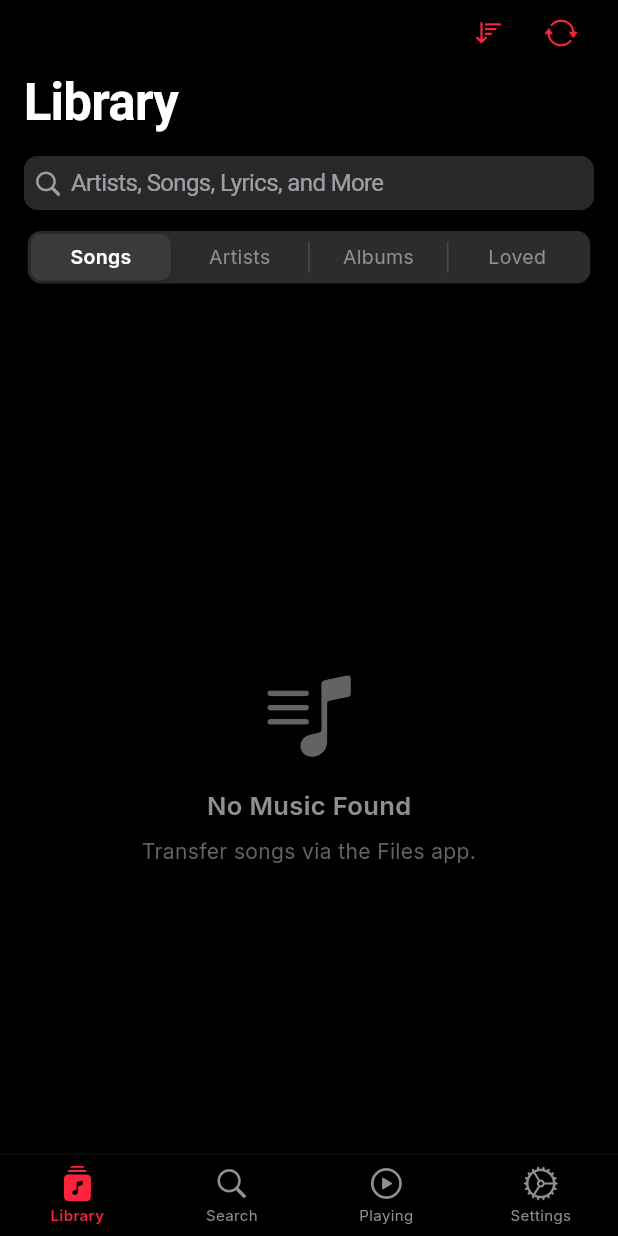
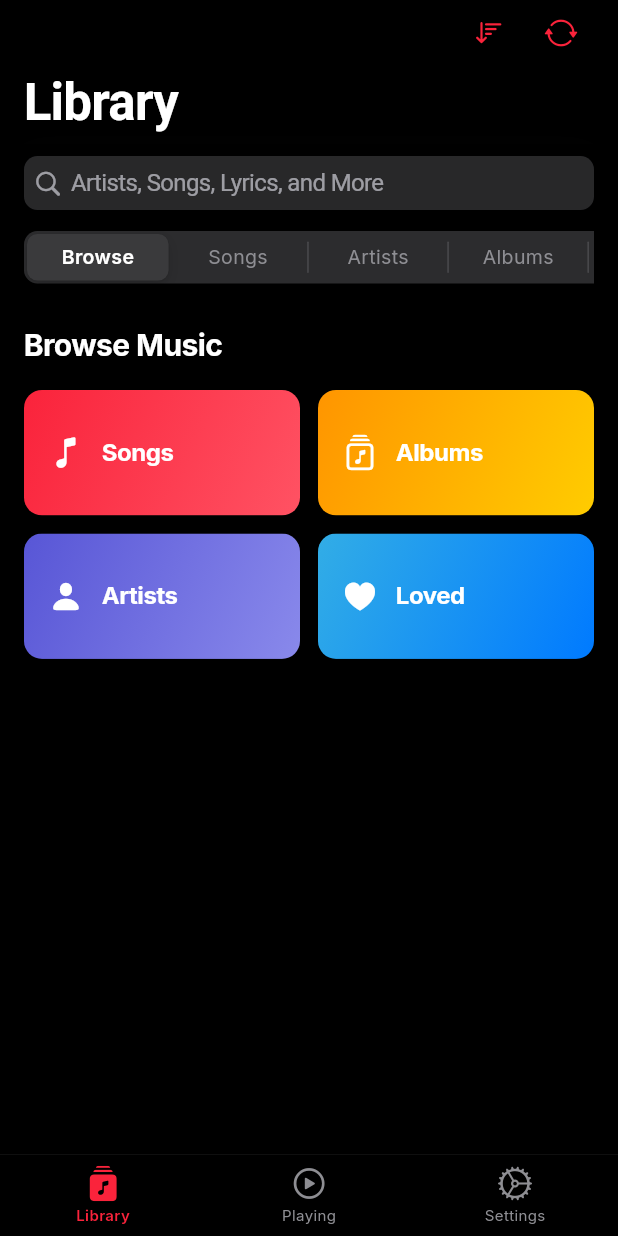
Before and after one commit to eduardojrdeveloper-git/LuminaPro, a Flutter app: the screen it shows after launch, on a phone screen of 412 x 824 dp. Run offline on Flutter 3.47's test engine with Material 3 defaults, Android fonts, the phone set to English and light mode, and no system bars; our stand-ins replace google_fonts, share_plus; missing offline and left inert: dart:ffi, metadata_god; project files that could hold a hidden picture were left out.

Commit message:
Fix:Ui/Ux improvment

```diff
--- a/lib/main.dart
+++ b/lib/main.dart
@@ -5,7 +5,6 @@ import 'package:google_fonts/google_fonts.dart';
 import 'ui/library_screen.dart';
 import 'ui/player_screen.dart';
 import 'ui/settings_screen.dart';
-import 'ui/search_screen.dart';
 import 'services/player_service.dart';
 import 'services/library_service.dart';
 
@@ -121,8 +120,7 @@ class MainNavigationState extends State<MainNavigation> with TickerProviderState
   void setIndex(int index) => setState(() => _currentIndex = index);
 
   final List<Widget> _screens = [
-    LibraryScreen(),
-    const SearchScreen(),
+    const LibraryScreen(),
     const PlayerScreen(),
     const SettingsScreen(),
   ];
@@ -130,7 +128,6 @@ class MainNavigationState extends State<MainNavigation> with TickerProviderState
   @override
   Widget build(BuildContext context) {
     final isDark = Theme.of(context).brightness == Brightness.dark;
-    final isPlayer = _currentIndex == 2;
 
     return Scaffold(
       extendBody: true, // Allow body to flow behind bottom bar
@@ -143,7 +140,7 @@ class MainNavigationState extends State<MainNavigation> with TickerProviderState
     return Column(
       mainAxisSize: MainAxisSize.min,
       children: [
-        _MiniPlayer(onTap: () => setState(() => _currentIndex = 2)),
+        _MiniPlayer(onTap: () => setState(() => _currentIndex = 1)),
         ClipRect(
           child: BackdropFilter(
             filter: ImageFilter.blur(sigmaX: 50, sigmaY: 50),
@@ -166,9 +163,8 @@ class MainNavigationState extends State<MainNavigation> with TickerProviderState
                   child: Row(
                     children: [
                       _TabItem(index: 0, current: _currentIndex, icon: CupertinoIcons.music_albums, activeIcon: CupertinoIcons.music_albums_fill, label: 'Library', onTap: () => setIndex(0), isDark: isDark),
-                      _TabItem(index: 1, current: _currentIndex, icon: CupertinoIcons.search, activeIcon: CupertinoIcons.search, label: 'Search', onTap: () => setIndex(1), isDark: isDark),
-                      _TabItem(index: 2, current: _currentIndex, icon: CupertinoIcons.play_circle, activeIcon: CupertinoIcons.play_circle_fill, label: 'Playing', onTap: () => setIndex(2), isDark: isDark),
-                      _TabItem(index: 3, current: _currentIndex, icon: CupertinoIcons.settings, activeIcon: CupertinoIcons.settings_solid, label: 'Settings', onTap: () => setIndex(3), isDark: isDark),
+                      _TabItem(index: 1, current: _currentIndex, icon: CupertinoIcons.play_circle, activeIcon: CupertinoIcons.play_circle_fill, label: 'Playing', onTap: () => setIndex(1), isDark: isDark),
+                      _TabItem(index: 2, current: _currentIndex, icon: CupertinoIcons.settings, activeIcon: CupertinoIcons.settings_solid, label: 'Settings', onTap: () => setIndex(2), isDark: isDark),
                     ],
                   ),
                 ),
--- a/lib/services/player_service.dart
+++ b/lib/services/player_service.dart
@@ -1,6 +1,7 @@
 import 'dart:async';
 import 'dart:convert';
 import 'dart:io';
+import 'dart:math';
 import 'package:flutter/foundation.dart';
 import 'package:flutter/services.dart';
 import 'package:path_provider/path_provider.dart';
@@ -307,3 +308,7 @@ class PlayerService {
     _playingController.close();
   }
 }
+ntroller.close();
+    _playingController.close();
+  }
+}
--- a/lib/ui/library_screen.dart
+++ b/lib/ui/library_screen.dart
@@ -28,7 +28,8 @@ class LibraryScreenState extends State<LibraryScreen>
   @override
   void initState() {
     super.initState();
-    _tabController = TabController(length: 4, vsync: this);
+    // 5 tabs: Categories, Songs, Artists, Albums, Loved
+    _tabController = TabController(length: 5, vsync: this);
     _tabController.addListener(() => setState(() {}));
     _refreshLibrary();
     _searchCtrl.addListener(_applyFilter);
@@ -207,10 +208,11 @@ class LibraryScreenState extends State<LibraryScreen>
                         thumbColor: isDark ? LuminaColors.bg3 : Colors.white,
                         backgroundColor: isDark ? LuminaColors.bg2 : LuminaColors.lightBg2,
                         children: {
-                          0: _segLabel('Songs', _tabController.index == 0, isDark),
-                          1: _segLabel('Artists', _tabController.index == 1, isDark),
-                          2: _segLabel('Albums', _tabController.index == 2, isDark),
-                          3: _segLabel('Loved', _tabController.index == 3, isDark),
+                          0: _segLabel('Browse', _tabController.index == 0, isDark),
+                          1: _segLabel('Songs', _tabController.index == 1, isDark),
+                          2: _segLabel('Artists', _tabController.index == 2, isDark),
+                          3: _segLabel('Albums', _tabController.index == 3, isDark),
+                          4: _segLabel('Loved', _tabController.index == 4, isDark),
                         },
                         onValueChanged: (v) {
                           if (v != null) setState(() => _tabController.index = v);
@@ -232,6 +234,7 @@ class LibraryScreenState extends State<LibraryScreen>
                   child: TabBarView(
                     controller: _tabController,
                     children: [
+                      _buildCategories(isDark),
                       _buildSongsList(filterLoved: false),
                       _buildGroupedList(groupBy: (s) => s.artist, icon: CupertinoIcons.person_fill),
                       _buildAlbumsView(),
@@ -258,6 +261,37 @@ class LibraryScreenState extends State<LibraryScreen>
     );
   }
 
+  Widget _buildCategories(bool isDark) {
+    return SingleChildScrollView(
+      padding: const EdgeInsets.fromLTRB(16, 16, 16, 130),
+      child: Column(
+        crossAxisAlignment: CrossAxisAlignment.start,
+        children: [
+          const Text('Browse Music', style: TextStyle(fontSize: 20, fontWeight: FontWeight.w700, letterSpacing: -0.4)),
+          const SizedBox(height: 16),
+          GridView.count(
+            crossAxisCount: 2,
+            crossAxisSpacing: 12,
+            mainAxisSpacing: 12,
+            childAspectRatio: 2.2,
+            shrinkWrap: true,
+            physics: const NeverScrollableScrollPhysics(),
+            children: [
+              _CategoryCard(label: 'Songs', icon: CupertinoIcons.music_note, gradient: [const Color(0xFFFA233B), const Color(0xFFFF5263)], onTap: () => switchTab(1)),
+              _CategoryCard(label: 'Albums', icon: CupertinoIcons.music_albums, gradient: [const Color(0xFFFF9500), const Color(0xFFFFCC00)], onTap: () => switchTab(3)),
+              _CategoryCard(label: 'Artists', icon: CupertinoIcons.person_fill, gradient: [const Color(0xFF5856D6), const Color(0xFF8989EB)], onTap: () => switchTab(2)),
+              _CategoryCard(label: 'Loved', icon: CupertinoIcons.heart_fill, gradient: [const Color(0xFF32ADE6), const Color(0xFF007AFF)], onTap: () => switchTab(4)),
+            ],
+          ),
+          if (_allSongs.isNotEmpty) ...[
+            const Padding(padding: EdgeInsets.fromLTRB(0, 32, 0, 16), child: Text('Recently Added', style: TextStyle(fontSize: 20, fontWeight: FontWeight.w700, letterSpacing: -0.4))),
+            _RecentList(songs: _allSongs.take(6).toList(), isDark: isDark),
+          ],
+        ],
+      ),
+    );
+  }
+
   Widget _buildSongsList({required bool filterLoved}) {
     final ps = PlayerService();
     return ValueListenableBuilder<Set<String>>(
@@ -272,7 +306,7 @@ class LibraryScreenState extends State<LibraryScreen>
         final isDark = Theme.of(context).brightness == Brightness.dark;
 
         return ListView.builder(
-          padding: const EdgeInsets.only(bottom: 120),
+          padding: const EdgeInsets.only(bottom: 130),
           itemCount: songs.length + 1,
           itemBuilder: (context, index) {
             if (index == 0) return _ShuffleHeroButton(songs: songs);
@@ -325,7 +359,7 @@ class LibraryScreenState extends State<LibraryScreen>
     for (var song in songs) { final key = groupBy(song); grouped.putIfAbsent(key, () => []).add(song); }
     final keys = grouped.keys.toList()..sort();
     return ListView.separated(
-      padding: const EdgeInsets.only(bottom: 120),
+      padding: const EdgeInsets.only(bottom: 130),
       itemCount: keys.length,
       separatorBuilder: (_, __) => Divider(color: isDark ? LuminaColors.bg3 : LuminaColors.lightBg3, indent: 76, height: 1),
       itemBuilder: (context, index) {
@@ -382,6 +416,38 @@ class LibraryScreenState extends State<LibraryScreen>
   }
 }
 
+class _CategoryCard extends StatelessWidget {
+  final String label;
+  final IconData icon;
+  final List<Color> gradient;
+  final VoidCallback onTap;
+  const _CategoryCard({required this.label, required this.icon, required this.gradient, required this.onTap});
+  @override
+  Widget build(BuildContext context) {
+    return GestureDetector(
+      onTap: onTap,
+      child: ClipRRect(
+        borderRadius: BorderRadius.circular(12),
+        child: Container(
+          decoration: BoxDecoration(gradient: LinearGradient(colors: gradient, begin: Alignment.topLeft, end: Alignment.bottomRight)),
+          padding: const EdgeInsets.symmetric(horizontal: 16),
+          child: Row(children: [Icon(icon, color: Colors.white, size: 24), const SizedBox(width: 12), Expanded(child: Text(label, style: const TextStyle(fontSize: 16, fontWeight: FontWeight.w700, color: Colors.white, letterSpacing: -0.3), maxLines: 1, overflow: TextOverflow.ellipsis))]),
+        ),
+      ),
+    );
+  }
+}
+
+class _RecentList extends StatelessWidget {
+  final List<AudioFile> songs;
+  final bool isDark;
+  const _RecentList({required this.songs, required this.isDark});
+  @override
+  Widget build(BuildContext context) {
+    return SizedBox(height: 180, child: ListView.separated(padding: EdgeInsets.zero, scrollDirection: Axis.horizontal, itemCount: songs.length, separatorBuilder: (_, __) => const SizedBox(width: 14), itemBuilder: (context, index) { final song = songs[index]; return GestureDetector(onTap: () => PlayerService().playQueue(songs, initialIndex: index), child: SizedBox(width: 130, child: Column(crossAxisAlignment: CrossAxisAlignment.start, children: [Expanded(child: Container(decoration: BoxDecoration(borderRadius: BorderRadius.circular(10), boxShadow: [BoxShadow(color: Colors.black.withOpacity(isDark ? 0.4 : 0.15), blurRadius: 12, offset: const Offset(0, 4))]), child: ClipRRect(borderRadius: BorderRadius.circular(10), child: song.coverArt != null ? Image.memory(song.coverArt!, fit: BoxFit.cover, width: 130) : Container(color: isDark ? LuminaColors.bg2 : LuminaColors.lightBg2, child: const Center(child: Icon(CupertinoIcons.music_note, color: LuminaColors.labelSecondary, size: 32)))))), const SizedBox(height: 6), Text(song.title, style: TextStyle(fontSize: 13, fontWeight: FontWeight.w600, color: isDark ? Colors.white : Colors.black87), maxLines: 1, overflow: TextOverflow.ellipsis), Text(song.artist, style: const TextStyle(fontSize: 12, color: LuminaColors.labelSecondary), maxLines: 1, overflow: TextOverflow.ellipsis)]))); }));
+  }
+}
+
 class _ShuffleHeroButton extends StatelessWidget {
   final List<AudioFile> songs;
   const _ShuffleHeroButton({required this.songs});
```
Also changed, not shown: lib/ui/detail_screen.dart (+62 -51 lines), lib/ui/search_screen.dart (deleted, +0 -274 lines).
